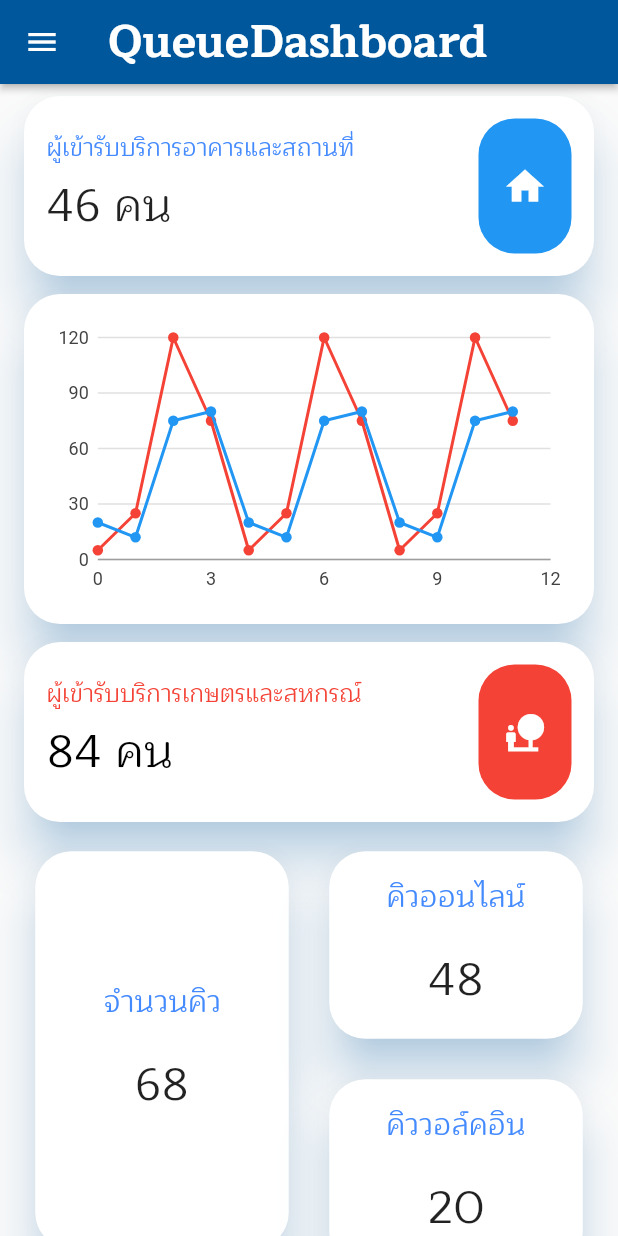
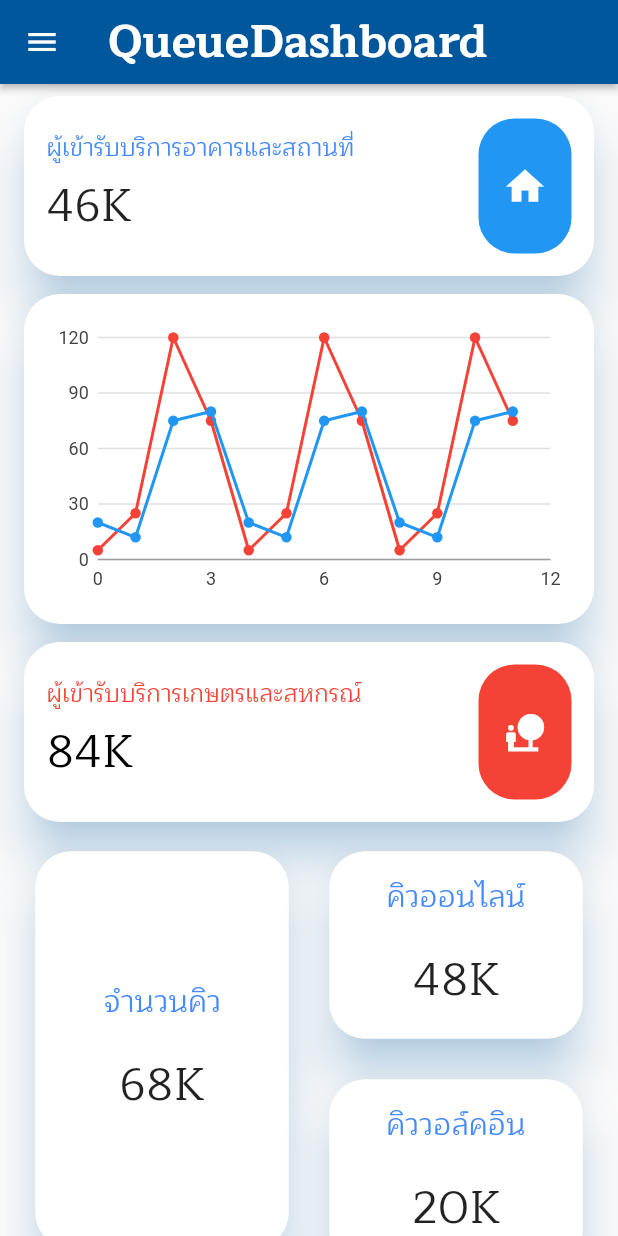
Before and after one commit to supakjack/bang-pla-60-flutter, a Flutter app: the QueueDashboard screen opened directly, on a phone screen of 412 x 824 dp. Run offline on Flutter 3.47's test engine with Material 2 defaults, Android fonts, the phone set to English and light mode, and no system bars; our stand-ins replace auto_size_text, bloc, carousel_slider, charts_flutter, datetime_picker_formfield, font_awesome_flutter and 3 more; missing offline and left inert: flutter_circular_chart, flutter_sparkline.

Commit message:
Update QueueDashboard.dart

```diff
--- a/lib/ui/dashboard_page/QueueDashboard.dart
+++ b/lib/ui/dashboard_page/QueueDashboard.dart
@@ -198,7 +198,7 @@ class _DashboardState extends State<QueueDashboard> {
                             style: TextStyle(
                                 color: Colors.blueAccent, fontSize: 16.0)),
                         Text(
-                          '46 คน',
+                          '46K',
                           style: TextStyle(
                             fontSize: 30.0,
                           ),
@@ -239,7 +239,7 @@ class _DashboardState extends State<QueueDashboard> {
                           style: TextStyle(color: Colors.red, fontSize: 16.0),
                         ),
                         Text(
-                          '84 คน',
+                          '84K',
                           style: TextStyle(color: Colors.black, fontSize: 30.0),
                         )
                       ],
@@ -259,15 +259,15 @@ class _DashboardState extends State<QueueDashboard> {
           ),
           Padding(
             padding: const EdgeInsets.all(7.5),
-            child: myTextItems("จำนวนคิว", "68"),
+            child: myTextItems("จำนวนคิว", "68K"),
           ),
           Padding(
             padding: const EdgeInsets.all(7.5),
-            child: myTextItems("คิวออนไลน์", "48"),
+            child: myTextItems("คิวออนไลน์", "48K"),
           ),
           Padding(
             padding: const EdgeInsets.all(7.5),
-            child: myTextItems("คิววอล์คอิน", "20"),
+            child: myTextItems("คิววอล์คอิน", "20K"),
           ),
           _buildTile(
             Padding(
```
